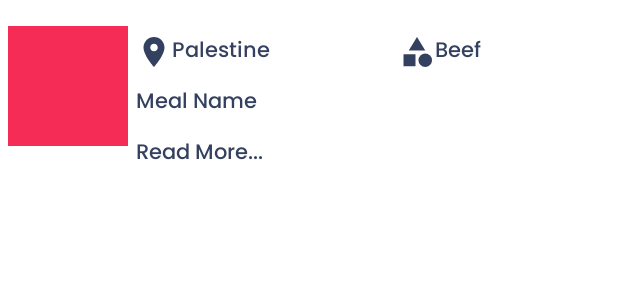
After one commit to savasafsar/FoodApp, an Android app: the layout fragment_meal_bottom_sheet.xml on its own in the app's theme, with its tools: preview values and no code run, on a phone screen of 412 x 824 dp. The commit adds this screen. Shown: the top 300 px of the screen. Run offline under Robolectric (Android 15) with nearby library versions, the phone set to English and light mode, and no system bars.

Commit message:
searchadd

```diff
--- a/app/src/main/java/com/example/foodapp/adapter/FavoriteMealsAdapter.kt
+++ b/app/src/main/java/com/example/foodapp/adapter/MealsAdapter.kt
@@ -9,7 +9,7 @@ import com.bumptech.glide.Glide
 import com.example.foodapp.databinding.MealItemBinding
 import com.example.foodapp.model.Meal
 
-class FavoriteMealsAdapter: RecyclerView.Adapter<FavoriteMealsAdapter.FavoriteMealsAdapterViewHolder>() {
+class MealsAdapter: RecyclerView.Adapter<MealsAdapter.FavoriteMealsAdapterViewHolder>() {
 
     inner class FavoriteMealsAdapterViewHolder(val binding:MealItemBinding) : RecyclerView.ViewHolder(binding.root)
 
--- a/app/src/main/java/com/example/foodapp/adapter/MostPopularAdapter.kt
+++ b/app/src/main/java/com/example/foodapp/adapter/MostPopularAdapter.kt
@@ -10,6 +10,7 @@ import com.example.foodapp.model.MealsByCategory
 class MostPopularAdapter() : RecyclerView.Adapter<MostPopularAdapter.PopularMealViewHolder>() {
     lateinit var onItemClick : ((MealsByCategory)-> Unit)
     private var mealsList = ArrayList<MealsByCategory>()
+     var onLongItemClick:((MealsByCategory)->Unit)? = null
 
     fun setMeals(mealsList: ArrayList<MealsByCategory>) {
         this.mealsList = mealsList
@@ -34,5 +35,9 @@ class MostPopularAdapter() : RecyclerView.Adapter<MostPopularAdapter.PopularMeal
         holder.itemView.setOnClickListener {
             onItemClick.invoke(mealsList[position])
         }
+        holder.itemView.setOnLongClickListener{
+            onLongItemClick?.invoke(mealsList[position])
+            true
+        }
     }
 }
--- a/app/src/main/java/com/example/foodapp/retrofit/MealApi.kt
+++ b/app/src/main/java/com/example/foodapp/retrofit/MealApi.kt
@@ -26,5 +26,8 @@ interface MealApi {
     @GET("filter.php")
     fun getMealsByCategory(@Query("c") categoryName: String) : Call<MealsByCategoryList>
 
+    @GET("search.php?")
+    fun searchMeals(@Query("s") searchQuery: String) : Call<MealList>
+
 
 }
--- /dev/null
+++ b/app/src/main/res/drawable/ic_arrow.xml
@@ -0,0 +1,5 @@
+<vector android:autoMirrored="true" android:height="24dp"
+    android:tint="#FF0000" android:viewportHeight="24"
+    android:viewportWidth="24" android:width="24dp" xmlns:android="http://schemas.android.com/apk/res/android">
+    <path android:fillColor="@android:color/white" android:pathData="M12,4l-1.41,1.41L16.17,11H4v2h12.17l-5.58,5.59L12,20l8,-8z"/>
+</vector>
--- /dev/null
+++ b/app/src/main/res/drawable/rounded_top_shape.xml
@@ -0,0 +1,6 @@
+<?xml version="1.0" encoding="utf-8"?>
+<shape
+ android:shape="rectangle"   xmlns:android="http://schemas.android.com/apk/res/android">
+<solid android:color="@color/white"/>
+    <corners android:topRightRadius="45dp"/>
+</shape>
--- /dev/null
+++ b/app/src/main/res/drawable/search_box_background.xml
@@ -0,0 +1,5 @@
+<?xml version="1.0" encoding="utf-8"?>
+<shape android:shape="rectangle" xmlns:android="http://schemas.android.com/apk/res/android">
+<solid android:color="@color/g_gray"/>
+    <corners android:radius="20dp"/>
+</shape>
--- /dev/null
+++ b/app/src/main/res/layout/fragment_meal_bottom_sheet.xml
@@ -0,0 +1,81 @@
+<?xml version="1.0" encoding="utf-8"?>
+<androidx.constraintlayout.widget.ConstraintLayout xmlns:android="http://schemas.android.com/apk/res/android"
+    xmlns:tools="http://schemas.android.com/tools"
+    android:layout_width="match_parent"
+    android:layout_height="wrap_content"
+    xmlns:app="http://schemas.android.com/apk/res-auto"
+    tools:context=".fragment.bottomsheet.MealBottomSheetFragment"
+    android:id="@+id/bottom_sheet"
+    >
+
+    <ImageView
+        android:id="@+id/img_bottom_sheet"
+        android:layout_width="80dp"
+        android:layout_height="80dp"
+        app:layout_constraintStart_toStartOf="parent"
+        app:layout_constraintTop_toTopOf="parent"
+        app:layout_constraintBottom_toBottomOf="parent"
+        android:layout_margin="5dp"
+        android:src="@color/accent"
+        android:scaleType="centerCrop"
+        />
+
+    <LinearLayout
+        android:id="@+id/linear_bottom_sheet"
+        android:layout_width="0dp"
+        android:layout_height="wrap_content"
+        android:orientation="horizontal"
+        app:layout_constraintStart_toEndOf="@id/img_bottom_sheet"
+        app:layout_constraintTop_toTopOf="@id/img_bottom_sheet"
+        app:layout_constraintEnd_toEndOf="parent"
+        android:layout_margin="5dp">
+
+        <TextView
+            android:id="@+id/tv_bottom_sheet_area"
+            android:layout_width="wrap_content"
+            android:layout_height="wrap_content"
+            android:text="Palestine"
+            android:textColor="@color/g_black"
+            android:fontFamily="@font/myfont"
+            android:drawableStart="@drawable/ic_area"
+            android:drawableTint="@color/g_black"
+            android:layout_weight="1" />
+        <TextView
+            android:id="@+id/tv_bottom_sheet_ca"
+
+            android:layout_width="wrap_content"
+            android:layout_height="wrap_content"
+            android:text="Beef"
+            android:textColor="@color/g_black"
+            android:fontFamily="@font/myfont"
+            android:drawableStart="@drawable/baseline_category_24"
+            android:drawableTint="@color/g_black"
+            android:layout_weight="1" />
+
+    </LinearLayout>
+
+    <TextView
+        android:id="@+id/tv_bottom_sheet_meal_name"
+        android:layout_width="wrap_content"
+        android:layout_height="wrap_content"
+        android:text="Meal Name"
+        app:layout_constraintStart_toStartOf="@id/linear_bottom_sheet"
+        app:layout_constraintTop_toBottomOf="@id/linear_bottom_sheet"
+        android:layout_marginTop="10dp"
+        android:textColor="@color/g_black"
+        android:fontFamily="@font/myfont"/>
+    <TextView
+
+        android:layout_width="wrap_content"
+        android:layout_height="wrap_content"
+        android:text="Read More..."
+        app:layout_constraintStart_toStartOf="@id/tv_bottom_sheet_meal_name"
+        app:layout_constraintTop_toBottomOf="@id/tv_bottom_sheet_meal_name"
+        android:layout_marginTop="10dp"
+        android:textColor="@color/g_black"
+        android:fontFamily="@font/myfont"/>
+
+
+
+
+</androidx.constraintlayout.widget.ConstraintLayout>
--- a/app/src/main/res/values/colors.xml
+++ b/app/src/main/res/values/colors.xml
@@ -10,4 +10,6 @@
 
 
     <color name="g_black">#33405f</color>
+    <color name="g_gray">#E6E6E6</color>
+
 </resources>
--- /dev/null
+++ b/app/src/main/res/values/styles.xml
@@ -0,0 +1,11 @@
+<?xml version="1.0" encoding="utf-8"?>
+<resources>
+    <style name="AppBottomSheetDialogTheme" parent="Theme.MaterialComponents.Light.BottomSheetDialog">
+        <item name="bottomSheetStyle">@style/AppModalStyle</item>
+    </style>
+
+    <style name="AppModalStyle" parent="Widget.Design.BottomSheet.Modal">
+        <item name="android:background">@drawable/rounded_top_shape</item>
+    </style>
+
+</resources>
--- a/app/src/main/res/values/themes.xml
+++ b/app/src/main/res/values/themes.xml
@@ -11,6 +11,7 @@
         <item name="colorOnSecondary">@color/black</item>
         <!-- Status bar color. -->
         <item name="android:statusBarColor">?attr/colorPrimaryVariant</item>
+        <item name="bottomSheetDialogTheme">@style/AppBottomSheetDialogTheme</item>
         <!-- Customize your theme here. -->
     </style>
 </resources>
```
Also changed, not shown: app/src/main/java/com/example/foodapp/fragment/FavoriteFragment.kt (+3 -6 lines), app/src/main/java/com/example/foodapp/fragment/HomeFragment.kt (+19 -0 lines), app/src/main/java/com/example/foodapp/fragment/SearchFragment.kt (added, +83 -0 lines), app/src/main/java/com/example/foodapp/fragment/bottomsheet/MealBottomSheetFragment.kt (added, +101 -0 lines), app/src/main/java/com/example/foodapp/viewModel/HomeViewModel.kt (+36 -0 lines), app/src/main/res/layout/fragment_search.xml (added, +64 -0 lines), app/src/main/res/navigation/nav_graph.xml (+10 -1 lines).
